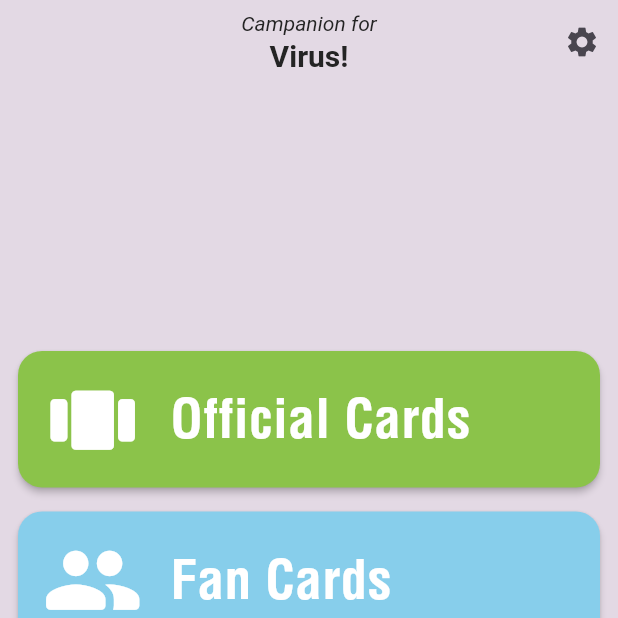
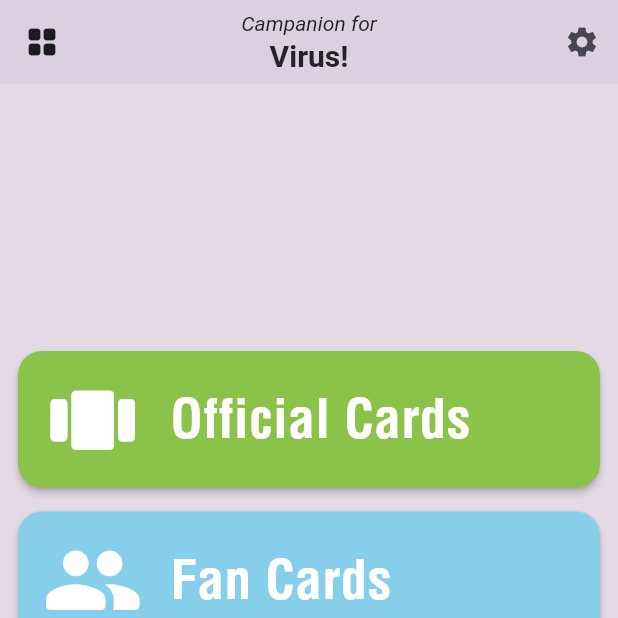
Before and after one commit to isdabenx/companion_for_virus, a Flutter app: the screen it shows after launch, on a phone screen of 412 x 824 dp, the top half of it. Run offline on Flutter 3.47's test engine with Material 3 defaults, Android fonts, the phone set to English and light mode, and no system bars; our stand-ins replace flutter_riverpod, go_router, riverpod_annotation, shared_preferences; generated files the repository leaves out were written again.

Commit message:
feat: :sparkles: Add IconToogleGrid widget and integrate it into SharedAppBarWidget for grid view toggle functionality

```diff
--- /dev/null
+++ b/lib/features/home/widgets/icon_toogle_grid.dart
@@ -0,0 +1,18 @@
+import 'package:companion_for_virus/features/home/poviders/home_view_is_grid.dart';
+import 'package:flutter/material.dart';
+import 'package:flutter_riverpod/flutter_riverpod.dart';
+
+class IconToogleGrid extends ConsumerWidget {
+  const IconToogleGrid({super.key});
+
+  @override
+  Widget build(BuildContext context, WidgetRef ref) {
+    final AsyncValue<bool> isGridAsync = ref.watch(homeViewIsGridProvider);
+    final bool isGrid = isGridAsync.value ?? true;
+
+    return IconButton(
+      onPressed: () => {ref.read(homeViewIsGridProvider.notifier).toogle()},
+      icon: Icon(isGrid ? Icons.grid_view_rounded : Icons.view_list_rounded),
+    );
+  }
+}
--- a/lib/shared/widgets/shared_app_bar_widget.dart
+++ b/lib/shared/widgets/shared_app_bar_widget.dart
@@ -1,5 +1,6 @@
 import 'package:companion_for_virus/core/app_colors.dart';
 import 'package:companion_for_virus/core/router/app_routes.dart';
+import 'package:companion_for_virus/features/home/widgets/icon_toogle_grid.dart';
 import 'package:flutter/material.dart';
 import 'package:go_router/go_router.dart';
 
@@ -20,6 +21,8 @@
   Widget build(BuildContext context) {
     return AppBar(
       backgroundColor: AppColors.appBarBackgroundColor,
+      elevation: 2,
+      leading: isHome ? IconToogleGrid() : null,
       title: Column(
         children: [
           if (isHome)
```
